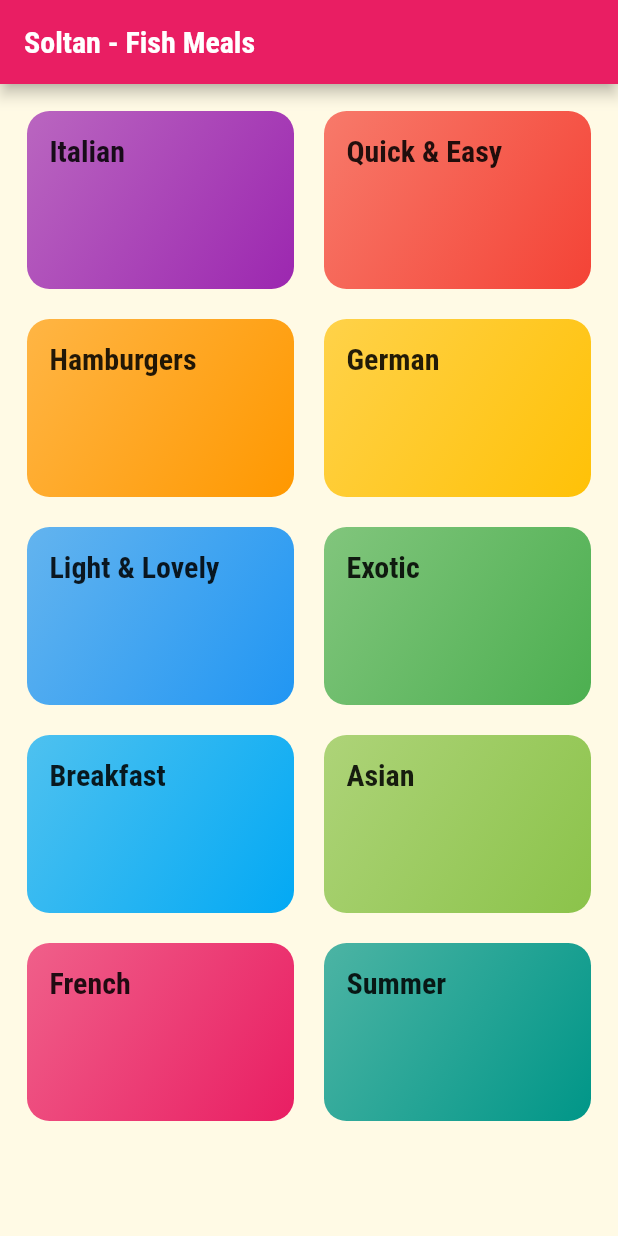
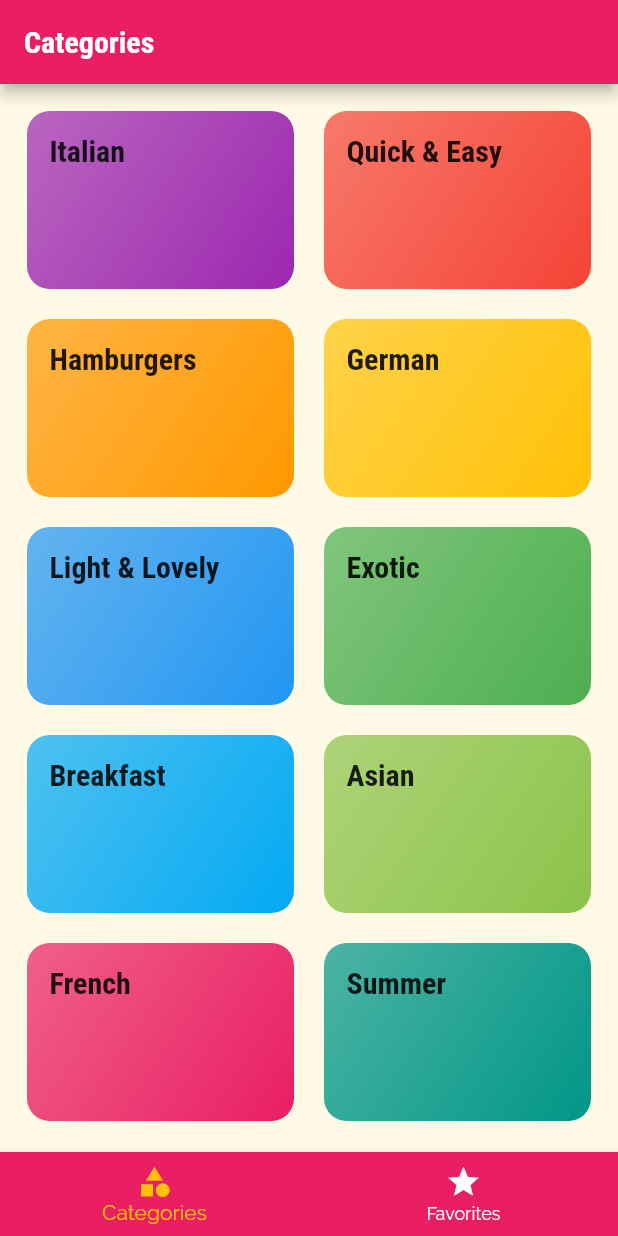
Before and after one commit to elchinabraham/meal_app, a Flutter app: the screen it shows after launch, on a phone screen of 412 x 824 dp. Run offline on Flutter 3.47's test engine with Material 2 defaults, Android fonts, the phone set to English and light mode, and no system bars.

Commit message:
2022.03.11

```diff
--- a/lib/main.dart
+++ b/lib/main.dart
@@ -2,6 +2,7 @@ import 'package:flutter/material.dart';
 import 'package:meal_app/screens/categories_screen.dart';
 import 'package:meal_app/screens/category_meals_screen.dart';
 import 'package:meal_app/screens/meal_detail_screen.dart';
+import 'package:meal_app/screens/tabs_screen.dart';
 
 void main() => runApp(const MyApp());
 
@@ -36,7 +37,7 @@ class MyApp extends StatelessWidget {
       // ignore: prefer_const_literals_to_create_immutables
       initialRoute: '/',
       routes: {
-        '/': (ctx) => const CategoriesScreen(),
+        '/': (ctx) => const TabsScreen(),
         CategoryMealsScreen.routeName: (ctx) => CategoryMealsScreen(),
         MealDetailScreen.routeName: (ctx) => MealDetailScreen(),
       },
--- a/lib/screens/categories_screen.dart
+++ b/lib/screens/categories_screen.dart
@@ -8,11 +8,7 @@ class CategoriesScreen extends StatelessWidget {
 
   @override
   Widget build(BuildContext context) {
-    return Scaffold(
-      appBar: AppBar(
-        title: const Text('Soltan - Fish Meals'),
-      ),
-      body: GridView(
+    return GridView(
       padding: const EdgeInsets.all(18.0),
       gridDelegate: const SliverGridDelegateWithMaxCrossAxisExtent(
         maxCrossAxisExtent: 200,
@@ -27,7 +23,6 @@ class CategoriesScreen extends StatelessWidget {
           catData.id,
         );
       }).toList(),
-      ),
     );
   }
 }
--- /dev/null
+++ b/lib/screens/tabs_screen.dart
@@ -0,0 +1,63 @@
+// ignore_for_file: prefer_const_constructors, prefer_const_literals_to_create_immutables
+
+import 'package:flutter/material.dart';
+import 'package:meal_app/screens/categories_screen.dart';
+import 'package:meal_app/screens/favorites_screen.dart';
+
+class TabsScreen extends StatefulWidget {
+  const TabsScreen({Key? key}) : super(key: key);
+
+  @override
+  State<TabsScreen> createState() => _TabsScreenState();
+}
+
+class _TabsScreenState extends State<TabsScreen> {
+  final List<Widget> _pages = [
+    CategoriesScreen(),
+    FavoritesScreen(),
+  ];
+
+  int _selectedPageIndex = 0;
+  String appTitle = "Categories";
+
+  void _selectPage(int index) {
+    setState(() {
+      _selectedPageIndex = index;
+      if (_selectedPageIndex == 0) {
+        appTitle = 'Categories';
+      } else {
+        appTitle = 'My Favorites';
+      }
+    });
+  }
+
+  @override
+  Widget build(BuildContext context) {
+    return Scaffold(
+      appBar: AppBar(
+        title: Text(appTitle),
+      ),
+      body: _pages[_selectedPageIndex],
+      bottomNavigationBar: BottomNavigationBar(
+        onTap: _selectPage,
+        backgroundColor: Theme.of(context).primaryColor,
+        unselectedItemColor: Colors.white,
+        selectedItemColor: Theme.of(context).accentColor,
+        currentIndex: _selectedPageIndex,
+        // type: BottomNavigationBarType.shifting,
+        items: [
+          BottomNavigationBarItem(
+            // backgroundColor: Theme.of(context).primaryColor,
+            icon: Icon(Icons.category),
+            label: 'Categories',
+          ),
+          BottomNavigationBarItem(
+            // backgroundColor: Theme.of(context).primaryColor,
+            icon: Icon(Icons.star),
+            label: 'Favorites',
+          ),
+        ],
+      ),
+    );
+  }
+}
```
Also changed, not shown: lib/dummy_data.dart (+0 -34 lines), lib/screens/favorites_screen.dart (added, +12 -0 lines), lib/screens/meal_detail_screen.dart (+81 -5 lines), lib/screens/tabs_screen_default.dart (added, +47 -0 lines). Lines whose indentation alone changed are shown as unchanged.
